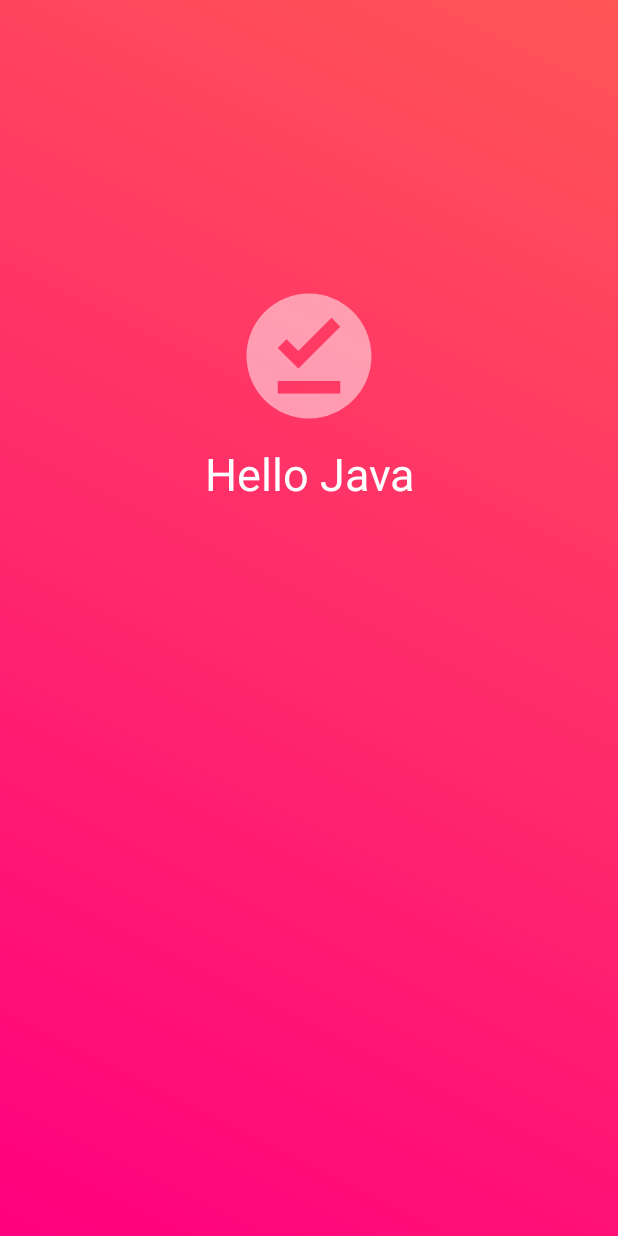
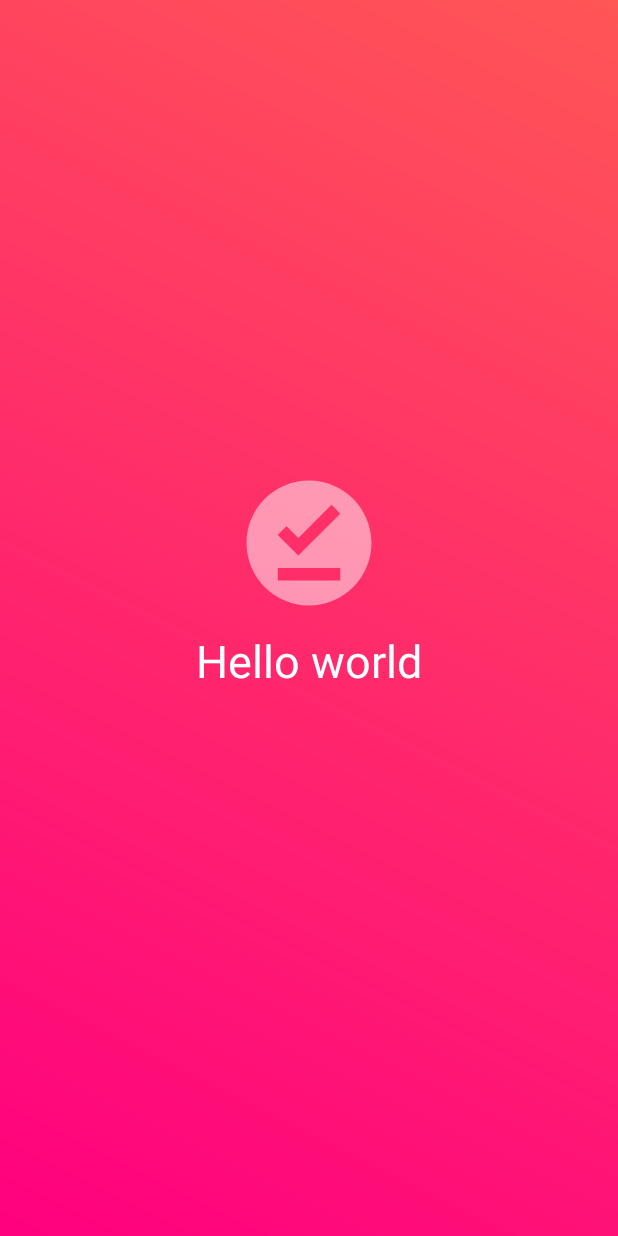
Before and after one commit to prashant31191/Android-SqlLite, an Android app: the screen it shows after launch (ActSplash), on a phone screen of 412 x 824 dp. Run offline under Robolectric (Android 15) with nearby library versions, the phone set to English and light mode, and no system bars; our stand-ins replace ButterKnife; Roboto replaces fonts that are not available here.

Commit message:
added mvp structure

```diff
--- a/DynamicSqllite/app/src/main/AndroidManifest.xml
+++ b/DynamicSqllite/app/src/main/AndroidManifest.xml
@@ -3,6 +3,7 @@
     package="com.dynamicsqllite">
 
     <application
+        android:name=".App"
         android:allowBackup="true"
         android:icon="@mipmap/ic_launcher"
         android:label="@string/app_name"
--- /dev/null
+++ b/DynamicSqllite/app/src/main/java/com/dynamicsqllite/ActBase.java
@@ -0,0 +1,39 @@
+package com.dynamicsqllite;
+
+import android.view.ViewGroup;
+import android.widget.RelativeLayout;
+import android.widget.TextView;
+
+import butterknife.BindView;
+import butterknife.ButterKnife;
+
+/**
+ * Created by prashant.patel on 12/15/2017.
+ */
+
+public abstract class ActBase extends ParentActivity
+{
+
+    @BindView(R.id.rlHeader)
+   protected RelativeLayout rlHeader;
+
+    @BindView(R.id.rlData)
+   protected RelativeLayout rlData;
+
+    @Override
+    protected int getMainView() {
+        return  R.layout.act_parent;
+    }
+
+    @Override
+    protected void initViews() {
+        ViewGroup.inflate(this,baseViewData(), rlData);
+        baseSetData();
+
+    }
+
+    protected abstract int baseViewData();
+    protected abstract void baseSetData();
+
+
+}
--- a/DynamicSqllite/app/src/main/java/com/dynamicsqllite/ActSplash.java
+++ b/DynamicSqllite/app/src/main/java/com/dynamicsqllite/ActSplash.java
@@ -3,30 +3,30 @@ package com.dynamicsqllite;
 import android.os.Bundle;
 import android.support.annotation.Nullable;
 import android.support.v7.app.AppCompatActivity;
+import android.view.View;
 import android.widget.TextView;
 
 import butterknife.BindView;
+import butterknife.ButterKnife;
 
 /**
  * Created by prashant.patel on 12/15/2017.
  */
 
-public class ActSplash extends ParentActivity
+public class ActSplash extends ActBase
 {
-
-    @BindView(R.id.tvName)
     TextView tvName;
 
     @Override
-    int getMainView() {
+    protected int baseViewData() {
         return  R.layout.act_splash;
     }
 
     @Override
-    void initViews() {
+    protected void baseSetData() {
+        tvName = _findViewById(R.id.tvName);
 
-        tvName.setText("Hello Java");
-
-
+        tvName.setText("Hello world");
+        rlHeader.setVisibility(View.GONE);
     }
 }
--- /dev/null
+++ b/DynamicSqllite/app/src/main/java/com/dynamicsqllite/App.java
@@ -0,0 +1,22 @@
+package com.dynamicsqllite;
+
+import android.util.Log;
+
+import com.dynamicsqllite.base.BaseApp;
+
+/**
+ * Created by prashant.patel on 12/15/2017.
+ */
+
+public class App extends BaseApp
+{
+    public static void showLog(String t, String m)
+    {
+        Log.i(t,m);
+    }
+
+    public static void showLog(String m)
+    {
+        Log.i("===App===",m);
+    }
+}
--- a/DynamicSqllite/app/src/main/java/com/dynamicsqllite/ParentActivity.java
+++ b/DynamicSqllite/app/src/main/java/com/dynamicsqllite/ParentActivity.java
@@ -1,8 +1,15 @@
 package com.dynamicsqllite;
 
+import android.app.Activity;
+import android.os.Build;
 import android.os.Bundle;
 import android.support.annotation.Nullable;
+import android.support.annotation.RequiresApi;
+import android.support.v4.content.ContextCompat;
 import android.support.v7.app.AppCompatActivity;
+import android.view.View;
+import android.view.Window;
+import android.view.WindowManager;
 
 import butterknife.ButterKnife;
 
@@ -16,13 +23,36 @@ public abstract class ParentActivity extends AppCompatActivity
     protected void onCreate(@Nullable Bundle savedInstanceState) {
         super.onCreate(savedInstanceState);
         setContentView(getMainView());
+        ButterKnife.bind(this);
+        initViews();
+        setTaskBarColored(this,0xffff5656);
 
-        ButterKnife.bind(this);
-
-        initViews();
     }
 
-    abstract int getMainView();
-    abstract void initViews();
+    protected abstract int getMainView();
+    protected abstract void initViews();
+
+
+    public static void setTaskBarColored(Activity activity,int colorCode) {
+        if (Build.VERSION.SDK_INT >= Build.VERSION_CODES.LOLLIPOP)
+        {
+            Window window = activity.getWindow();
+
+// clear FLAG_TRANSLUCENT_STATUS flag:
+            window.clearFlags(WindowManager.LayoutParams.FLAG_TRANSLUCENT_STATUS);
+
+// add FLAG_DRAWS_SYSTEM_BAR_BACKGROUNDS flag to the window
+            window.addFlags(WindowManager.LayoutParams.FLAG_DRAWS_SYSTEM_BAR_BACKGROUNDS);
+
+// finally change the color
+            window.setStatusBarColor(colorCode);
+            //window.setStatusBarColor(ContextCompat.getColor(activity,R.color.clr_light_gray));
+        }
+    }
+
+    @SuppressWarnings("unchecked")
+    public <T extends View> T _findViewById(int viewId) {
+        return (T) findViewById(viewId);
+    }
 
 }
--- /dev/null
+++ b/DynamicSqllite/app/src/main/java/com/dynamicsqllite/base/BaseApp.java
@@ -0,0 +1,15 @@
+package com.dynamicsqllite.base;
+
+import android.app.Application;
+
+/**
+ * Created by prashant.patel on 12/15/2017.
+ */
+
+public class BaseApp extends Application
+{
+    @Override
+    public void onCreate() {
+        super.onCreate();
+    }
+}
--- /dev/null
+++ b/DynamicSqllite/app/src/main/res/layout/act_parent.xml
@@ -0,0 +1,31 @@
+<?xml version="1.0" encoding="utf-8"?>
+<android.support.constraint.ConstraintLayout xmlns:android="http://schemas.android.com/apk/res/android"
+    xmlns:app="http://schemas.android.com/apk/res-auto"
+    xmlns:tools="http://schemas.android.com/tools"
+    android:layout_width="match_parent"
+    android:layout_height="match_parent">
+
+    <RelativeLayout
+        android:layout_width="match_parent"
+        android:layout_height="match_parent">
+    <RelativeLayout
+        android:id="@+id/rlHeader"
+        android:layout_width="match_parent"
+        android:layout_height="@dimen/d60"
+        android:background="@color/clr_black">
+
+
+    </RelativeLayout>
+
+    <RelativeLayout
+        android:id="@+id/rlData"
+        android:layout_width="match_parent"
+        android:layout_height="match_parent"
+        android:background="@color/clr_light_gray"
+        android:layout_below="@+id/rlHeader"
+        >
+
+    </RelativeLayout>
+    </RelativeLayout>
+
+</android.support.constraint.ConstraintLayout>
--- a/DynamicSqllite/app/src/main/res/layout/act_splash.xml
+++ b/DynamicSqllite/app/src/main/res/layout/act_splash.xml
@@ -14,12 +14,12 @@
         android:layout_height="100dp"
 
         android:layout_marginEnd="142dp"
+
         android:layout_marginStart="142dp"
-        android:layout_marginTop="187dp"
         android:alpha="0.5"
+        app:layout_constraintBottom_toTopOf="@+id/guideline"
         app:layout_constraintEnd_toEndOf="parent"
         app:layout_constraintStart_toStartOf="parent"
-        app:layout_constraintTop_toTopOf="parent"
         app:srcCompat="@drawable/ic_offline_pin_white_48dp"
         tools:ignore="VectorDrawableCompat" />
 
@@ -36,4 +36,11 @@
         android:textColor="@color/clr_white"
         android:textSize="@dimen/txt_30sp"
         app:layout_constraintTop_toBottomOf="@+id/imageView" />
+
+    <android.support.constraint.Guideline
+        android:layout_width="wrap_content"
+        android:layout_height="wrap_content"
+        android:id="@+id/guideline"
+        android:orientation="horizontal"
+        app:layout_constraintGuide_percent="0.5"/>
 </android.support.constraint.ConstraintLayout>
--- a/DynamicSqllite/app/src/main/res/values/colors.xml
+++ b/DynamicSqllite/app/src/main/res/values/colors.xml
@@ -1,8 +1,8 @@
 <?xml version="1.0" encoding="utf-8"?>
 <resources>
-    <color name="colorPrimary">#3F51B5</color>
-    <color name="colorPrimaryDark">#303F9F</color>
-    <color name="colorAccent">#FF4081</color>
+    <color name="colorPrimary">#ff007f</color>
+    <color name="colorPrimaryDark">#ff5656</color>
+    <color name="colorAccent">#ff007f</color>
 
     <color name="clr_black">#111111</color>
     <color name="clr_gray">#888888</color>
--- a/DynamicSqllite/app/src/main/res/values/dimens.xml
+++ b/DynamicSqllite/app/src/main/res/values/dimens.xml
@@ -6,4 +6,6 @@
     <dimen name="txt_20sp">20dp</dimen>
     <dimen name="txt_25sp">25dp</dimen>
     <dimen name="txt_30sp">30dp</dimen>
+
+    <dimen name="d60">60dp</dimen>
 </resources>
```
Also changed, not shown: DynamicSqllite/app/src/main/java/com/dynamicsqllite/database/PostsDatabaseHelper.java (added, +249 -0 lines), DynamicSqllite/app/src/main/java/com/dynamicsqllite/model/Post.java (added, +10 -0 lines), DynamicSqllite/app/src/main/java/com/dynamicsqllite/model/User.java (added, +10 -0 lines), DynamicSqllite/app/src/main/java/com/dynamicsqllite/view/ActStudentList.java (added, +62 -0 lines).
